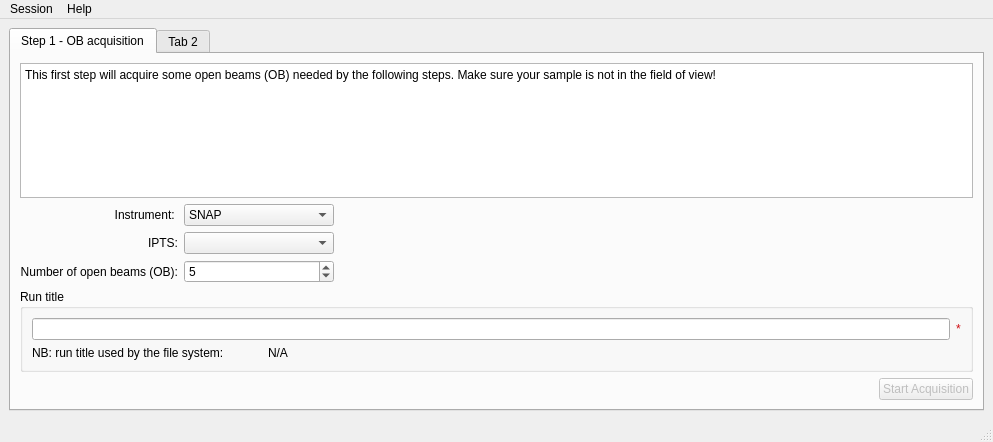
Before: the Qt Designer form src/asui/ui/main_application.ui in ornlneutronimaging/HyperCTui, drawn with Qt 5.
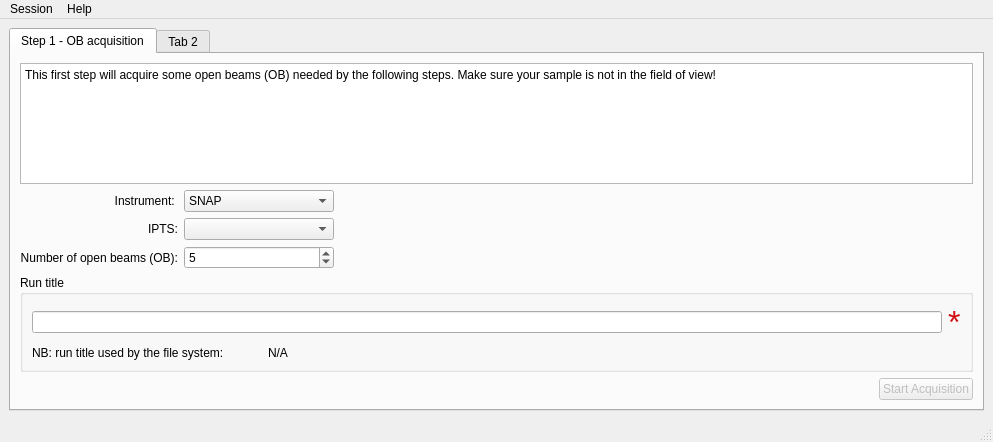
After: the same form once the commit is applied. Icons and pictures are not drawn.

Commit message: changed size of red star. this refs #4

What changed in the file:
```diff
--- a/src/asui/ui/main_application.ui
+++ b/src/asui/ui/main_application.ui
@@ -190,6 +190,11 @@
                  </disabled>
                 </palette>
                </property>
+               <property name="font">
+                <font>
+                 <pointsize>24</pointsize>
+                </font>
+               </property>
                <property name="text">
                 <string>*</string>
                </property>
```
